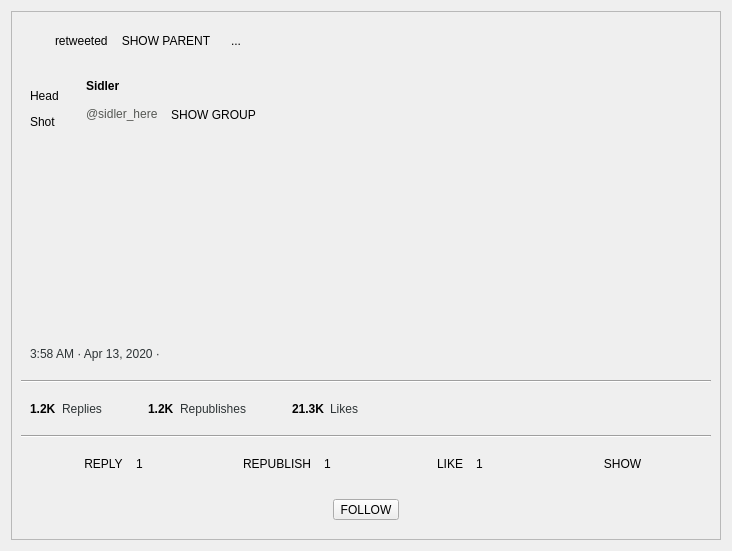
This is retroshare-gui/src/gui/TheWire/PulseTopLevel.ui in RetroShare/RetroShare as Qt 5 draws it before an edit. The edited form follows.
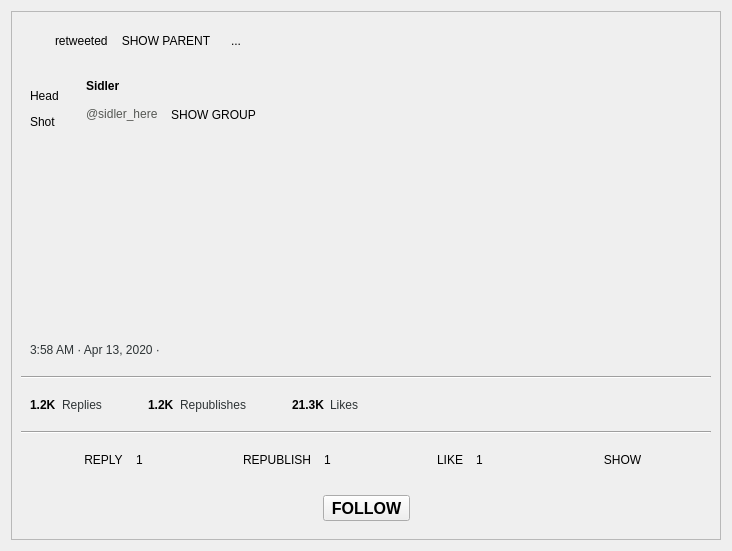
This is the edited form. Icons and pictures are not drawn. Custom widgets are drawn as their Qt base class.

What changed in the file:
```diff
--- a/retroshare-gui/src/gui/TheWire/PulseTopLevel.ui
+++ b/retroshare-gui/src/gui/TheWire/PulseTopLevel.ui
@@ -361,7 +361,7 @@
        </widget>
       </item>
       <item>
-       <widget class="Line" name="line_2">
+       <widget class="Line" name="line_1">
         <property name="orientation">
          <enum>Qt::Horizontal</enum>
         </property>
@@ -501,7 +501,7 @@
        </widget>
       </item>
       <item>
-       <widget class="Line" name="line">
+       <widget class="Line" name="line_2">
         <property name="orientation">
          <enum>Qt::Horizontal</enum>
         </property>
@@ -763,7 +763,14 @@
           </spacer>
          </item>
          <item>
-          <widget class="QToolButton" name="toolButton_follow">
+          <widget class="QToolButton" name="followButton">
+           <property name="font">
+            <font>
+             <pointsize>12</pointsize>
+             <weight>75</weight>
+             <bold>true</bold>
+            </font>
+           </property>
            <property name="text">
             <string>FOLLOW</string>
            </property>
```
Left out of the diff: 76 changed lines with no effect on the pictures.
